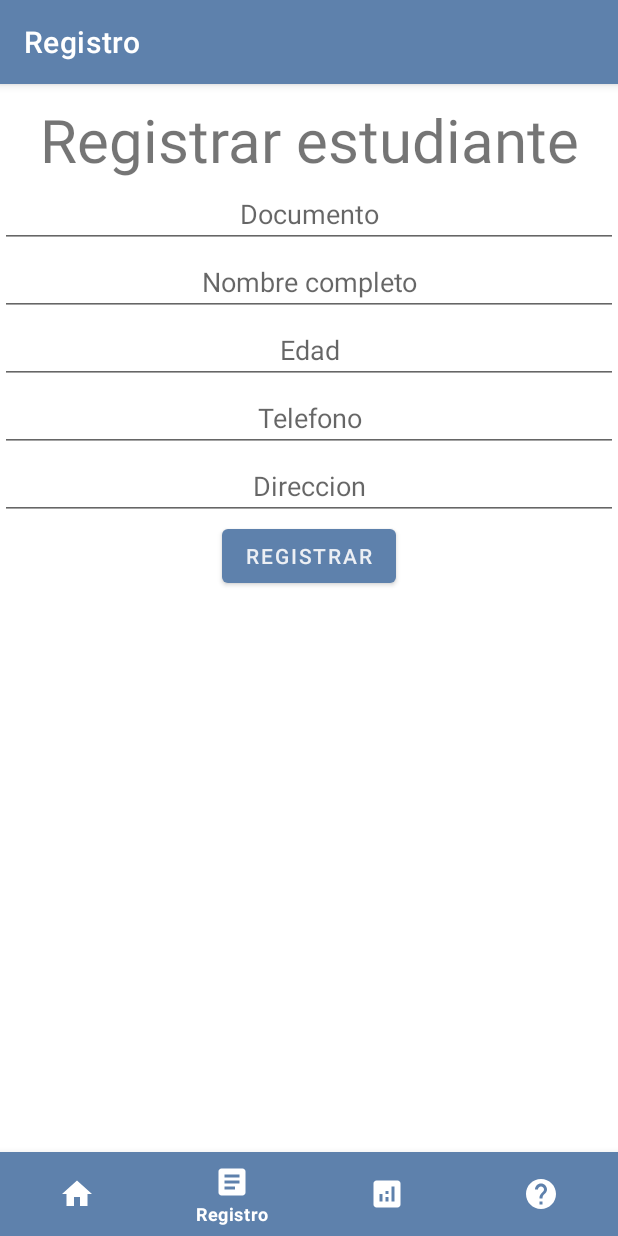
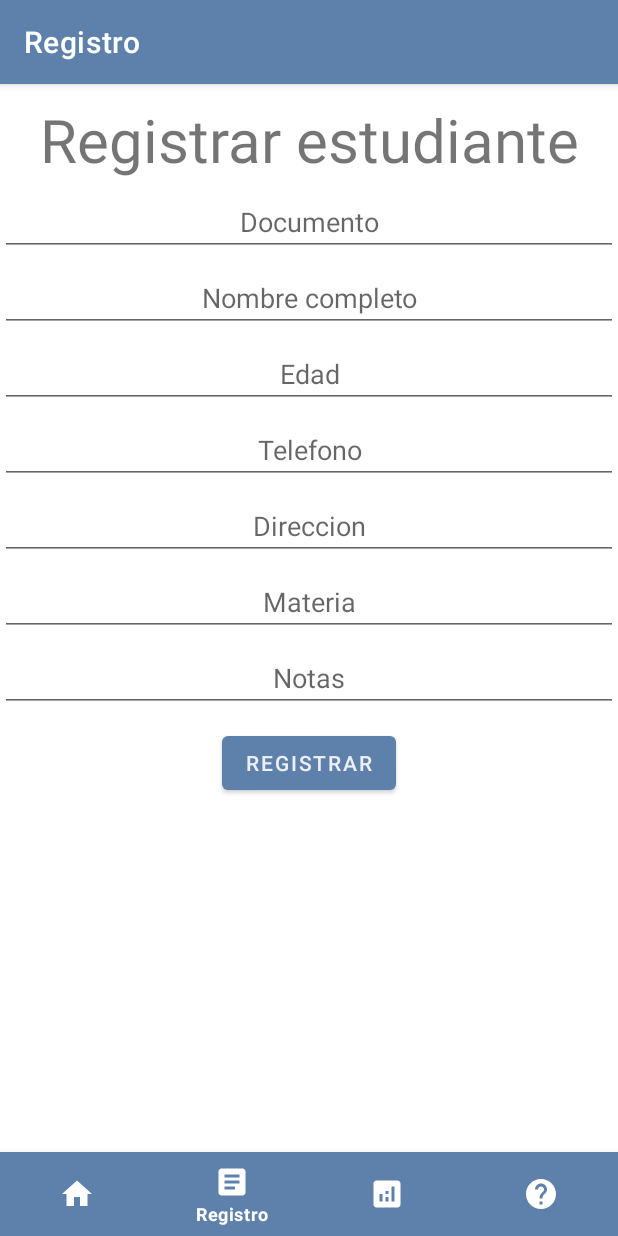
Before and after one commit to briancastro-bc/android-project, an Android app: the screen it shows after launch (MainActivity), item 2 of the bottom bar chosen, on a phone screen of 412 x 824 dp. Run offline under Robolectric (Android 15) with nearby library versions, the phone set to English and light mode, and no system bars.

Commit message:
Register information on data inputs. BC

```diff
--- a/app/src/main/java/com/bc/notes_application/fragments/RegisterFragment.kt
+++ b/app/src/main/java/com/bc/notes_application/fragments/RegisterFragment.kt
@@ -9,29 +9,22 @@ import android.widget.Button
 import android.widget.EditText
 import android.widget.Toast
 import com.bc.notes_application.R
-import com.bc.notes_application.interfaces.StudentInterface
+import com.bc.notes_application.interfaces.Student
 import com.bc.notes_application.services.SchoolService
 
-// TODO: Rename parameter arguments, choose names that match
-// the fragment initialization parameters, e.g. ARG_ITEM_NUMBER
 private const val ARG_PARAM1 = "param1"
 private const val ARG_PARAM2 = "param2"
 
-/**
- * A simple [Fragment] subclass.
- * Use the [RegisterFragment.newInstance] factory method to
- * create an instance of this fragment.
- */
 class RegisterFragment : Fragment() {
-    // TODO: Rename and change types of parameters
     private var param1: String? = null
     private var param2: String? = null
-    private var identification: EditText? = null
-    private var name: EditText? = null
-    private var age: EditText? = null
-    private var phoneNumber: EditText? = null
-    private var address: EditText? = null
-    private var submitButton: Button? = null
+    var identification: EditText? = null
+    var name: EditText? = null
+    var age: EditText? = null
+    var phoneNumber: EditText? = null
+    var address: EditText? = null
+    var subject: EditText? = null
+    var grades: EditText? = null
 
     override fun onCreate(savedInstanceState: Bundle?) {
         super.onCreate(savedInstanceState)
@@ -39,43 +32,51 @@ class RegisterFragment : Fragment() {
             param1 = it.getString(ARG_PARAM1)
             param2 = it.getString(ARG_PARAM2)
         }
-        this.initComponents()
-        this.submitButton?.setOnClickListener {
-            this.onSubmitInformation()
-        }
     }
 
     override fun onCreateView(
         inflater: LayoutInflater, container: ViewGroup?,
         savedInstanceState: Bundle?
     ): View? {
-        // Inflate the layout for this fragment
         return inflater.inflate(R.layout.fragment_register, container, false)
     }
 
     override fun onStart() {
         super.onStart()
+        init()
+        val submitButton: Button? = view?.findViewById(R.id.input_button)
+        submitButton?.setOnClickListener {
+            this.onSubmit()
+        }
     }
 
-    private fun initComponents() {
-        this.identification = view?.findViewById(R.id.container)
-        this.name = view?.findViewById(R.id.input_name)
-        this.age = view?.findViewById(R.id.input_age)
-        this.phoneNumber = view?.findViewById(R.id.input_phone_number)
-        this.address = view?.findViewById(R.id.input_address)
-        this.submitButton = view?.findViewById(R.id.input_button)
+    private fun init() {
+        identification = view?.findViewById(R.id.input_identification)
+        name = view?.findViewById(R.id.input_name)
+        age = view?.findViewById(R.id.input_age)
+        phoneNumber = view?.findViewById(R.id.input_phone_number)
+        address = view?.findViewById(R.id.input_address)
+        subject = view?.findViewById(R.id.input_subject)
+        grades = view?.findViewById(R.id.input_grades)
     }
 
-    private fun onSubmitInformation() {
-        val student = StudentInterface(
-            identification = this.identification?.text.toString(),
-            name = this.name?.text.toString(),
+    private fun onSubmit() {
+        var grades = this.grades?.text.toString().split(',')
+        val student = Student(
+            identification = identification?.text.toString(),
+            name = name?.text.toString(),
             age = this.age?.text.toString().toInt(),
-            phoneNumber = this.phoneNumber?.text.toString(),
-            address = this.address?.text.toString()
+            phoneNumber = phoneNumber?.text.toString(),
+            address = address?.text.toString(),
+            subject = subject?.text.toString(),
+            grades = grades
         )
         SchoolService.addOne(student)
-        Toast.makeText(context, "Fue registrado el usuario ${student.name}", Toast.LENGTH_SHORT).show()
+        Toast.makeText(context, "Fue registrado el usuario ${student.name}. Edad: ${student.age}. Notas: ${student.grades}", Toast.LENGTH_SHORT).show()
+    }
+
+    private fun validate() {
+
     }
 
     companion object {
--- a/app/src/main/res/layout/fragment_home.xml
+++ b/app/src/main/res/layout/fragment_home.xml
@@ -6,5 +6,10 @@
     android:orientation="vertical"
     tools:context=".fragments.HomeFragment">
 
+    <ImageView
+        android:id="@+id/background_image"
+        android:layout_width="match_parent"
+        android:layout_height="wrap_content"
+        tools:srcCompat="@drawable/school" />
 
 </LinearLayout>
--- a/app/src/main/res/layout/fragment_register.xml
+++ b/app/src/main/res/layout/fragment_register.xml
@@ -7,7 +7,7 @@
     tools:context=".fragments.RegisterFragment">
 
     <TextView
-        android:id="@+id/textView"
+        android:id="@+id/register_title"
         android:layout_width="match_parent"
         android:layout_height="wrap_content"
         android:textAlignment="center"
@@ -21,6 +21,7 @@
         android:layout_width="match_parent"
         android:layout_height="wrap_content"
         android:textAlignment="center"
+        android:layout_marginTop="5dp"
         android:hint="Documento"/>
 
     <EditText
@@ -28,6 +29,7 @@
         android:layout_width="match_parent"
         android:layout_height="wrap_content"
         android:textAlignment="center"
+        android:layout_marginTop="5dp"
         android:hint="Nombre completo"/>
 
     <EditText
@@ -35,6 +37,7 @@
         android:layout_width="match_parent"
         android:layout_height="wrap_content"
         android:textAlignment="center"
+        android:layout_marginTop="5dp"
         android:hint="Edad"/>
 
     <EditText
@@ -42,6 +45,7 @@
         android:layout_width="match_parent"
         android:layout_height="wrap_content"
         android:textAlignment="center"
+        android:layout_marginTop="5dp"
         android:hint="Telefono"/>
 
     <EditText
@@ -49,13 +53,31 @@
         android:layout_width="match_parent"
         android:layout_height="wrap_content"
         android:textAlignment="center"
+        android:layout_marginTop="5dp"
         android:hint="Direccion"/>
+
+    <EditText
+        android:id="@+id/input_subject"
+        android:layout_width="match_parent"
+        android:layout_height="wrap_content"
+        android:textAlignment="center"
+        android:layout_marginTop="5dp"
+        android:hint="Materia"/>
+
+    <EditText
+        android:id="@+id/input_grades"
+        android:layout_width="match_parent"
+        android:layout_height="wrap_content"
+        android:textAlignment="center"
+        android:layout_marginTop="5dp"
+        android:hint="Notas"/>
 
     <Button
         android:id="@+id/input_button"
         android:layout_width="wrap_content"
         android:layout_height="wrap_content"
         android:layout_gravity="center"
+        android:layout_marginTop="10dp"
         android:text="Registrar"/>
 
 </LinearLayout>
```
Also changed, not shown: app/src/main/java/com/bc/notes_application/fragments/HomeFragment.kt (+0 -15 lines), app/src/main/java/com/bc/notes_application/interfaces/StudentInterface.kt (+7 -5 lines), app/src/main/java/com/bc/notes_application/services/SchoolService.kt (+7 -7 lines), app/src/main/res/drawable/school.jpg (added).
